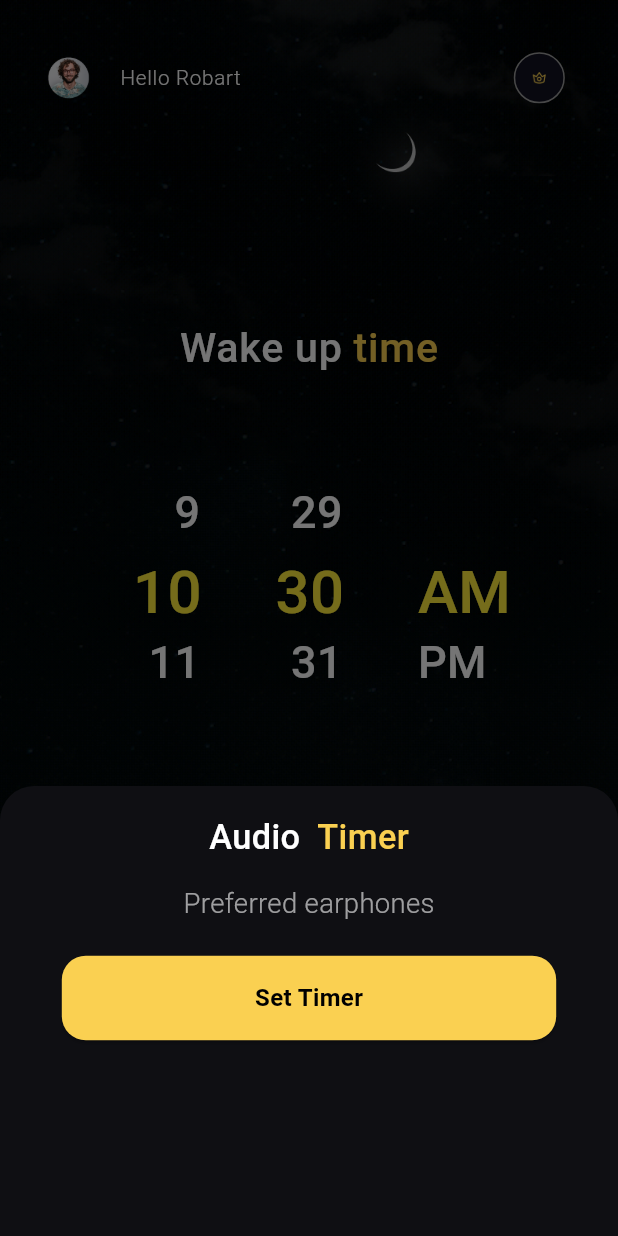
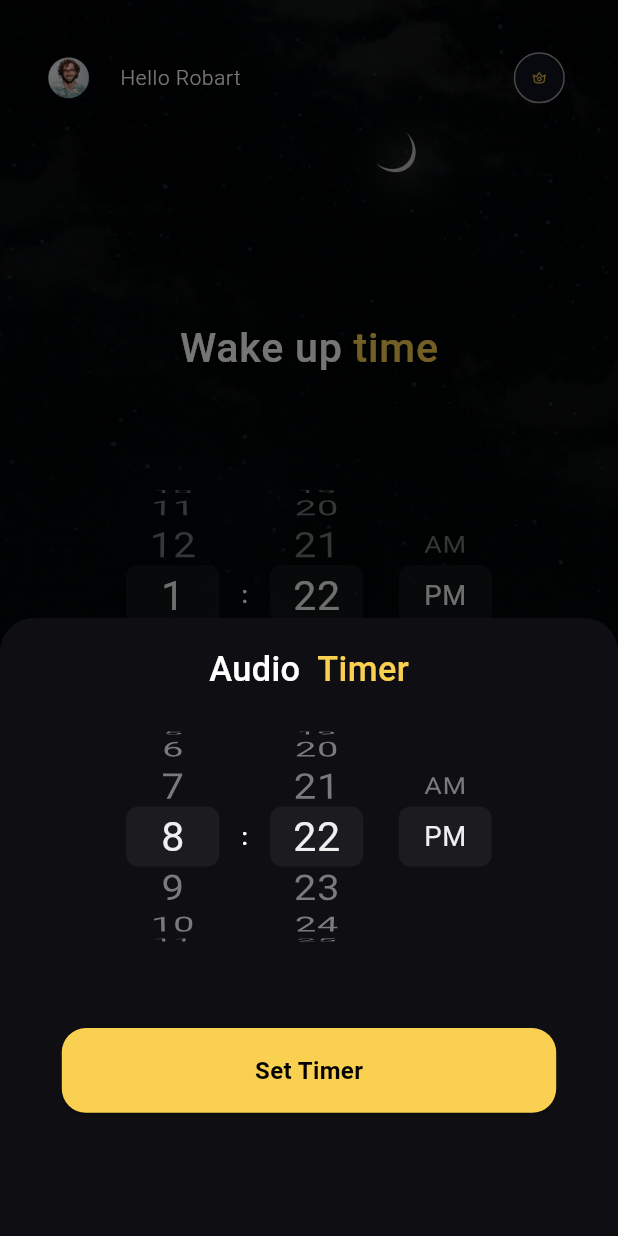
Before and after one commit to backbencherstudio/Sleep-Soundscape, a Flutter app: the HomeScreen screen opened directly, item 3 of the bottom bar chosen, after a tap on "Set Timer", on a phone screen of 412 x 824 dp. Run offline on Flutter 3.47's test engine with Material 3 defaults, Android fonts, the phone set to English and light mode, and no system bars; drawn by our look-alikes of flutter_time_picker_spinner; our stand-ins replace flutter_screenutil, image_picker.

Commit message:
update code

```diff
--- a/lib/view/home_screen/screen/home_screen.dart
+++ b/lib/view/home_screen/screen/home_screen.dart
@@ -1,13 +1,11 @@
 import 'package:flutter/material.dart';
 import 'package:flutter_screenutil/flutter_screenutil.dart';
-import 'package:flutter_time_picker_spinner/flutter_time_picker_spinner.dart';
-
+import 'package:provider/provider.dart';
 import '../../../global_widget/custom_button.dart';
+import '../../../model_view/reminder_screen_provider.dart';
 import '../../parent_screen/screen/parent_screen.dart';
-import '../../parent_screen/widget/bottom_navigation_bar.dart';
-import '../widget/alarm_setting.dart';
-
-
+import '../../reminder_screen/reminder_widgets/reminder_widgets.dart';
+import '../../settings_screens/widgets/setting_bottom_modal_sheet.dart';
 class HomeScreen extends StatefulWidget {
   const HomeScreen({super.key});
   @override
@@ -55,7 +53,12 @@ class _HomeScreenState extends State<HomeScreen> {
                     ),
                   ),
                   trailing: GestureDetector(
-                    onTap: () => alarmSetting(context),
+                    // onTap: (){
+                    //   context.read<ReminderScreenProvider>().setPageID(1);
+                    //   ReminderWidgets().reminderBottomSheet(context);
+                    //   //alarmSetting(context);
+                    // },
+                    onTap: ()=>settingBottomModalSheet(context),
                     child: Container(
                       decoration: BoxDecoration(
                         color: const Color(0xff121221),
@@ -107,16 +110,82 @@ class _HomeScreenState extends State<HomeScreen> {
                 ),
                 SizedBox(height: 54.h),
                 // Time Picker
-                TimePickerSpinner(
-                  is24HourMode: false,
-                  normalTextStyle: TextStyle(fontSize: 30, color: Colors.white),
-                  highlightedTextStyle: TextStyle(
-                    fontSize: 40,
-                    color: Colors.yellow,
-                  ),
-                  spacing: 50,
-                  itemHeight: 50,
-                  onTimeChange: (time) {},
+                // TimePickerSpinner(
+                //   is24HourMode: false,
+                //   normalTextStyle: TextStyle(fontSize: 30, color: Colors.white),
+                //   highlightedTextStyle: TextStyle(
+                //     fontSize: 40,
+                //     color: Colors.yellow,
+                //   ),
+                //   spacing: 50,
+                //   itemHeight: 50,
+                //   onTimeChange: (time) {},
+                // ),
+                Row(
+                  spacing: 5.w,
+                  mainAxisAlignment: MainAxisAlignment.center,
+                  children: [
+                    ReminderWidgets().buildCupertinoPicker(
+                      context,
+                      [01, 02, 03, 04, 05, 06, 07, 08, 09, 10, 11, 12],
+                      8,
+                          (value) {
+                        debugPrint("\nValue : $value\n");
+                      },
+                      false,
+                    ),
+                    Text(":"),
+                    ReminderWidgets().buildCupertinoPicker(
+                      context,
+                      [
+                        1,
+                        2,
+                        3,
+                        4,
+                        5,
+                        6,
+                        7,
+                        8,
+                        9,
+                        10,
+                        11,
+                        12,
+                        13,
+                        14,
+                        15,
+                        16,
+                        17,
+                        18,
+                        19,
+                        20,
+                        21,
+                        22,
+                        23,
+                        24,
+                        25,
+                        26,
+                        27,
+                        28,
+                        29,
+                        30,
+                      ],
+                      22,
+                          (value) {
+                        debugPrint("\nValue : $value\n");
+                      },
+                      false,
+                    ),
+
+                    ReminderWidgets().buildCupertinoPicker(
+                      context,
+                      ['AM', 'PM'],
+                      'PM',
+                          (value) {
+                        debugPrint("\nValue : $value\n");
+                      },
+                      true,
+                    ),
+                  ],
                 ),
                 SizedBox(height: 102.h),
                 // Start Button
--- a/lib/view/home_screen/widget/alarm_setting.dart
+++ b/lib/view/home_screen/widget/alarm_setting.dart
@@ -37,10 +37,12 @@ void alarmSetting(BuildContext context) {
               SizedBox(height: 12.h),
               _buildProgressBar(),
 
-              SizedBox(height: 24.h),
+              SizedBox(height: 18.h),
               _buildSoundPreview(),
+              SizedBox(height: 18.h),
 
               Divider(color: Color.fromRGBO(255, 255, 255, 0.30)),
+              SizedBox(height: 18.h),
 
               // Sleep Analysis
               _buildSectionTitle("Sleep Analysis"),
@@ -74,10 +76,17 @@ void alarmSetting(BuildContext context) {
 
               SizedBox(height: 10.h),
               _buildSectionTitle("Advanced"),
+              SizedBox(height: 21.h),
 
               _buildInfoRow("Snooze", "5 min", null),
+              SizedBox(height: 24.h),
+
               _buildInfoRow("Alarm mode", "Always use", ()=>alarmMode(context)),
+              SizedBox(height: 24.h),
+
               _buildInfoRow("Get-up Challenge", "None", ()=>getChallange(context)),
+              SizedBox(height: 18.h),
+
             ],
           ),
         ),
@@ -129,12 +138,17 @@ Widget _buildHeader(context) {
           ],
         ),
       ),
-      Text(
-        "Done",
-        style: TextStyle(
-          color: Colors.red,
-          fontSize: 14.sp,
-          fontWeight: FontWeight.w400,
+      GestureDetector(
+        onTap: (){
+          Navigator.pop(context);
+        },
+        child: Text(
+          "Done",
+          style: TextStyle(
+            color: Colors.red,
+            fontSize: 14.sp,
+            fontWeight: FontWeight.w400,
+          ),
         ),
       ),
     ],
--- a/lib/view/home_screen/widget/get_up_challange.dart
+++ b/lib/view/home_screen/widget/get_up_challange.dart
@@ -49,18 +49,34 @@ void getChallange(BuildContext context) {
                     ),
                   ),
                 ),
-                SizedBox(width: 30.w,),
-                Text(textAlign: TextAlign.center,
-                  "Get-up-challange ",
-                  style: Theme.of(context).textTheme.bodyMedium?.copyWith(
-                    color: Colors.white,
-                    fontSize: 20.sp,
-                    fontWeight: FontWeight.w500,
-                  ),)
+                SizedBox(width: 70.w,),
+                RichText(text: TextSpan(children: [
+
+                  TextSpan(
+                    text: "Get-up ",
+                    style: Theme.of(context).textTheme.bodyMedium?.copyWith(
+                      color: Colors.white,
+                      fontSize: 20.sp,
+                      fontWeight: FontWeight.w500,
+                    ),
+                  ),
+                  TextSpan(
+                    text: "challange",
+                    style: Theme.of(context).textTheme.bodyMedium?.copyWith(
+                      color: Color(0xffFAD051),
+                      fontSize: 20.sp,
+                      fontWeight: FontWeight.w500,
+                    ),
+
+                  ),
+
+
+
+                ])),
 
               ],
             ),
-            SizedBox(height: 12.h),
+            SizedBox(height: 32.h),
 
             Container(
               padding: EdgeInsets.symmetric(vertical: 32,horizontal: 90),
@@ -131,7 +147,9 @@ Widget _buildInfoRow(String text, String actionText, VoidCallback? onTap) {
       ),
       Row(
         children: [
-          Text(actionText, style: TextStyle(fontWeight: FontWeight.bold, color: Colors.white)),
+          Text(actionText, style: TextStyle(   color: Color.fromRGBO(255, 255, 255, 0.60),
+            fontSize: 12.sp,
+            fontWeight: FontWeight.w300,)),
           if (onTap != null) ...[
             SizedBox(width: 5.w),
             GestureDetector(
@@ -149,6 +167,7 @@ Widget _buildSwitchRow(String label, ValueNotifier<bool> switchNotifier) {
   return Row(
     mainAxisAlignment: MainAxisAlignment.spaceBetween,
     children: [
+
       Text(
         label,
         textAlign: TextAlign.left,
--- a/lib/view/sounds_screen/widget/audio_timer_bottom_sheet.dart
+++ b/lib/view/sounds_screen/widget/audio_timer_bottom_sheet.dart
@@ -1,6 +1,8 @@
 import 'package:flutter/material.dart';
 import 'package:flutter_screenutil/flutter_screenutil.dart';
 import 'package:sleep_soundscape/global_widget/custom_button.dart';
+
+import '../../reminder_screen/reminder_widgets/reminder_widgets.dart';
 
 void audioTimerBottomSheet(BuildContext context) {
   showModalBottomSheet(
@@ -11,7 +13,7 @@ void audioTimerBottomSheet(BuildContext context) {
     ),
     builder: (BuildContext context) {
       return Container(
-        height: 300,
+        height: MediaQuery.of(context).size.height*0.5,
         decoration: BoxDecoration(
           color: Color(0xff0F0F13),
           borderRadius: BorderRadius.vertical(top: Radius.circular(20.r)),
@@ -51,20 +53,80 @@ void audioTimerBottomSheet(BuildContext context) {
             Align(
               alignment: Alignment.center,
 
-              child: Text(
-                "Preferred earphones",
-                style: Theme.of(context).textTheme.bodyMedium?.copyWith(
-                  color: Color.fromRGBO(255, 255, 255, 0.60),
-                  fontSize: 16.sp,
-                  fontWeight: FontWeight.w300,
-                ),
+              child:       Row(
+                spacing: 5.w,
+                mainAxisAlignment: MainAxisAlignment.center,
+                children: [
+                  ReminderWidgets().buildCupertinoPicker(
+                    context,
+                    [01, 02, 03, 04, 05, 06, 07, 08, 09, 10, 11, 12],
+                    8,
+                        (value) {
+                      debugPrint("\nValue : $value\n");
+                    },
+                    false,
+                  ),
+                  Text(":"),
+                  ReminderWidgets().buildCupertinoPicker(
+                    context,
+                    [
+                      1,
+                      2,
+                      3,
+                      4,
+                      5,
+                      6,
+                      7,
+                      8,
+                      9,
+                      10,
+                      11,
+                      12,
+                      13,
+                      14,
+                      15,
+                      16,
+                      17,
+                      18,
+                      19,
+                      20,
+                      21,
+                      22,
+                      23,
+                      24,
+                      25,
+                      26,
+                      27,
+                      28,
+                      29,
+                      30,
+                    ],
+                    22,
+                        (value) {
+                      debugPrint("\nValue : $value\n");
+                    },
+                    false,
+                  ),
+
+                  ReminderWidgets().buildCupertinoPicker(
+                    context,
+                    ['AM', 'PM'],
+                    'PM',
+                        (value) {
+                      debugPrint("\nValue : $value\n");
+                    },
+                    true,
+                  ),
+                ],
               ),
             ),
-            SizedBox(height: 18.h),
+            SizedBox(height: 40.h),
 
             Align(
                 alignment: Alignment.center,
-                child: CustomButton(text: "Set Timer", onPressed: (){}))
+                child: CustomButton(text: "Set Timer", onPressed: (){})),
+            SizedBox(height: 6.h),
+
           ],
         ),
       );
```
